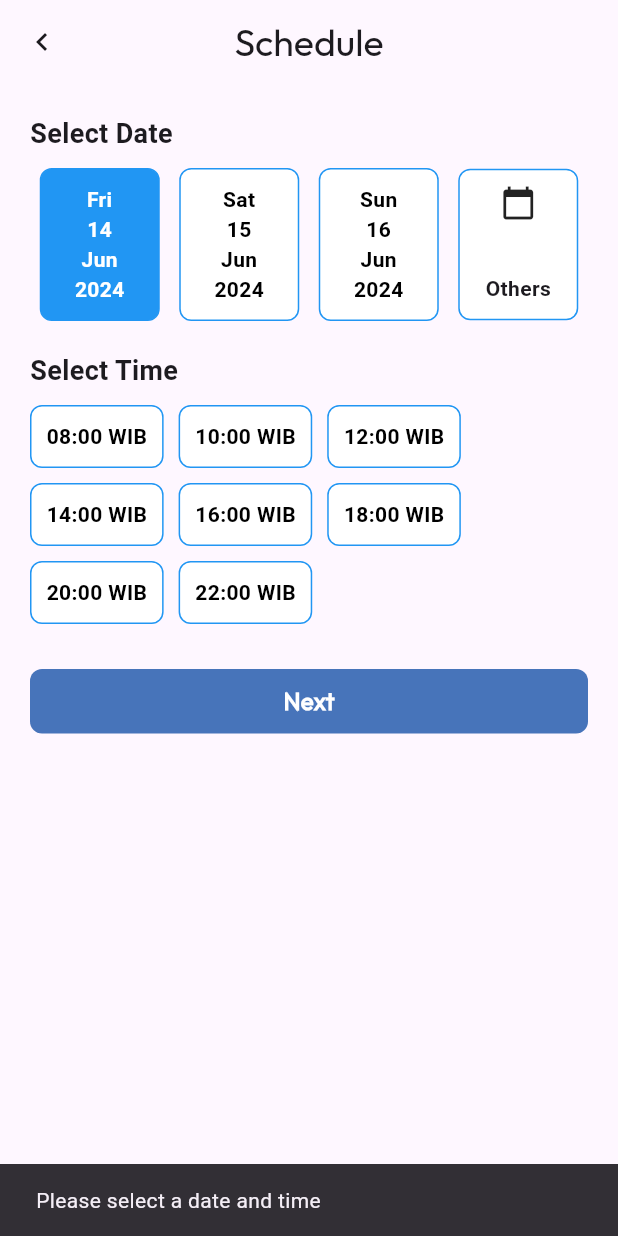
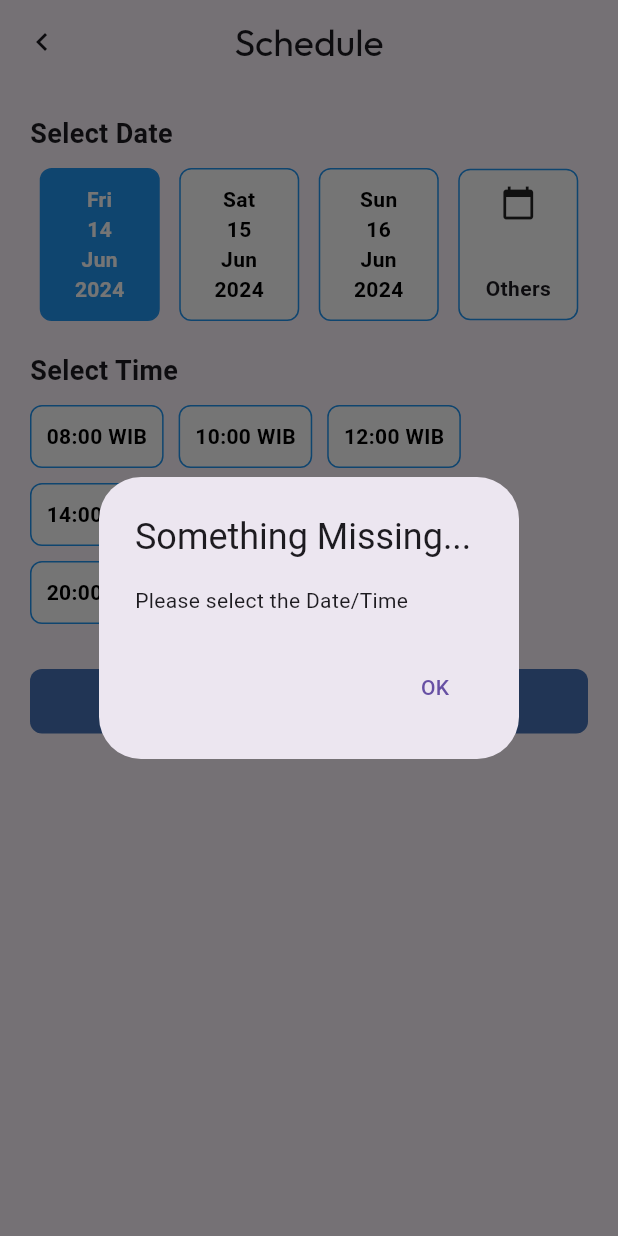
Before and after one commit to ChristoperChend/allergy-diary, a Flutter app: the DoctorSchedule screen opened directly with empty values, after a tap on "Next", on a phone screen of 412 x 824 dp. Run offline on Flutter 3.47's test engine with Material 3 defaults, Android fonts, the phone set to English and light mode, and no system bars; our stand-ins replace camera, cloud_firestore, email_validator, firebase_auth, firebase_core, font_awesome_flutter and 2 more; missing offline and left inert: google_mlkit_text_recognition; accounts and stored records are empty; network calls fail.

```diff
--- a/lib/DoctorComponents/DoctorPayment.dart
+++ b/lib/DoctorComponents/DoctorPayment.dart
@@ -226,7 +226,7 @@ class _DoctorPaymentState extends State<DoctorPayment> {
                 onTap: () {
                   if (selectedPaymentMethod == null &&
                       selectedPaymentImage == null) {
-                    showErrorPopup(context, 'select the payment method');
+                    showErrorPopup(context, 'Payment Method not Selected', 'Please Select the Payment Method');
                   } else {
                     Navigator.push(
                         context,
@@ -260,12 +260,12 @@ class _DoctorPaymentState extends State<DoctorPayment> {
     );
   }
 
-  void showErrorPopup(BuildContext context, String errorMessage) {
+  void showErrorPopup(BuildContext context, String error, String errorMessage) {
     showDialog(
       context: context,
       builder: (BuildContext context) {
         return AlertDialog(
-          title: const Text('Error'),
+          title: Text(error),
           content: Text(errorMessage),
           actions: [
             TextButton(
--- a/lib/DoctorComponents/DoctorSchedule.dart
+++ b/lib/DoctorComponents/DoctorSchedule.dart
@@ -263,10 +263,7 @@ class _DoctorScheduleState extends State<DoctorSchedule> {
                         ),
                       ));
                 } else {
-                  ScaffoldMessenger.of(context).showSnackBar(
-                    const SnackBar(
-                        content: Text('Please select a date and time')),
-                  );
+                  showErrorPopup(context, "Something Missing...", "Please select the Date/Time");
                 }
               },
               child: Container(
@@ -308,4 +305,24 @@ class _DoctorScheduleState extends State<DoctorSchedule> {
       ),
     );
   }
+
+  void showErrorPopup(BuildContext context, String error, String errorMessage) {
+    showDialog(
+      context: context,
+      builder: (BuildContext context) {
+        return AlertDialog(
+          title: Text(error),
+          content: Text(errorMessage),
+          actions: [
+            TextButton(
+              onPressed: () {
+                Navigator.of(context).pop();
+              },
+              child: const Text('OK'),
+            ),
+          ],
+        );
+      },
+    );
+  }
 }
--- a/lib/MedicineComponents/DetailPembayaran.dart
+++ b/lib/MedicineComponents/DetailPembayaran.dart
@@ -251,10 +251,10 @@ class _DetailPembayaranState extends State<DetailPembayaran> {
               GestureDetector(
                 onTap: () {
                   if (addressController.text.isEmpty) {
-                    showErrorPopup(context, 'fill the shipping address');
+                    showErrorPopup(context, 'Shipping Address Has not Been Filled In', 'Please Fill the Shipping Address');
                   } else if (selectedPaymentMethod == null &&
                       selectedPaymentImage == null) {
-                    showErrorPopup(context, 'select the payment method');
+                    showErrorPopup(context, 'Payment Method not Selected', 'Please Select the Payment Method');
                   } else {
                     Navigator.push(
                         context,
@@ -288,12 +288,12 @@ class _DetailPembayaranState extends State<DetailPembayaran> {
     );
   }
 
-  void showErrorPopup(BuildContext context, String errorMessage) {
+  void showErrorPopup(BuildContext context, String error,  String errorMessage) {
     showDialog(
       context: context,
       builder: (BuildContext context) {
         return AlertDialog(
-          title: const Text('Error'),
+          title: Text(error),
           content: Text(errorMessage),
           actions: [
             TextButton(
```
